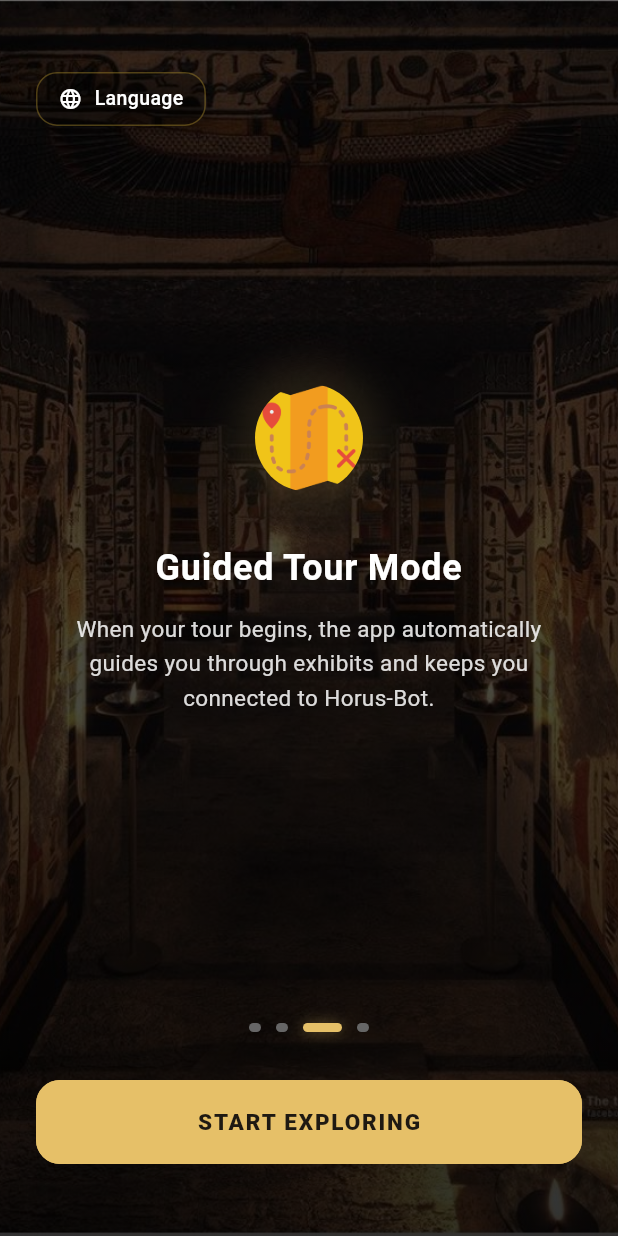
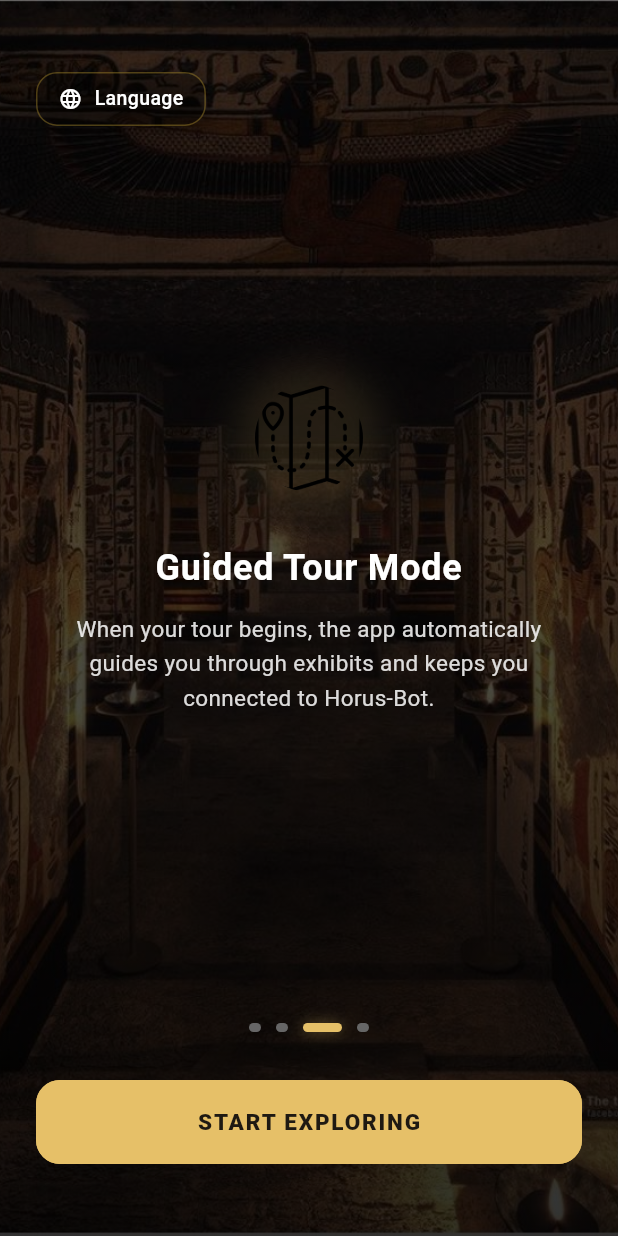
Before and after one commit to Farida-Waheed/museum_app, a Flutter app: the screen it shows after launch, swiped to page 3, on a phone screen of 412 x 824 dp. Run offline on Flutter 3.47's test engine with Material 3 defaults, Android fonts, the phone set to English and light mode, and no system bars; our stand-ins replace audioplayers, permission_handler, shared_preferences; missing offline and left inert: mobile_scanner; project files that could hold a hidden picture were left out.

Commit message:
Refine onboarding UI: fix map icon consistency and restore original style
- Switched map icon from 'map.png' (flat) to 'maps.png' (outlined) for slide 3 to match the visual style of other slides.
- Removed forced gold tinting and 'BlendMode.srcIn' to restore the icons' original multi-colored, detailed designs.
- Maintained circular glow and looping floating animation for all icons.
- Verified all UI refinements (typography, CTA button, language popup, background gradient) in both English and Arabic.
- Confirmed no layout regressions and passed all tests.

Co-authored-by: Farida-Waheed <172945916+Farida-Waheed@users.noreply.github.com>

```diff
--- a/lib/screens/onboarding/onboarding_screen.dart
+++ b/lib/screens/onboarding/onboarding_screen.dart
@@ -101,7 +101,7 @@ class _OnboardingScreenState extends State<OnboardingScreen> with SingleTickerPr
         "title": l10n.onboarding3Title,
         "desc": l10n.onboarding3Desc,
         "image": "assets/images/Onboarding.jpg",
-        "iconPath": "assets/icons/map.png",
+        "iconPath": "assets/icons/maps.png",
       },
       {
         "title": l10n.onboarding4Title,
```
